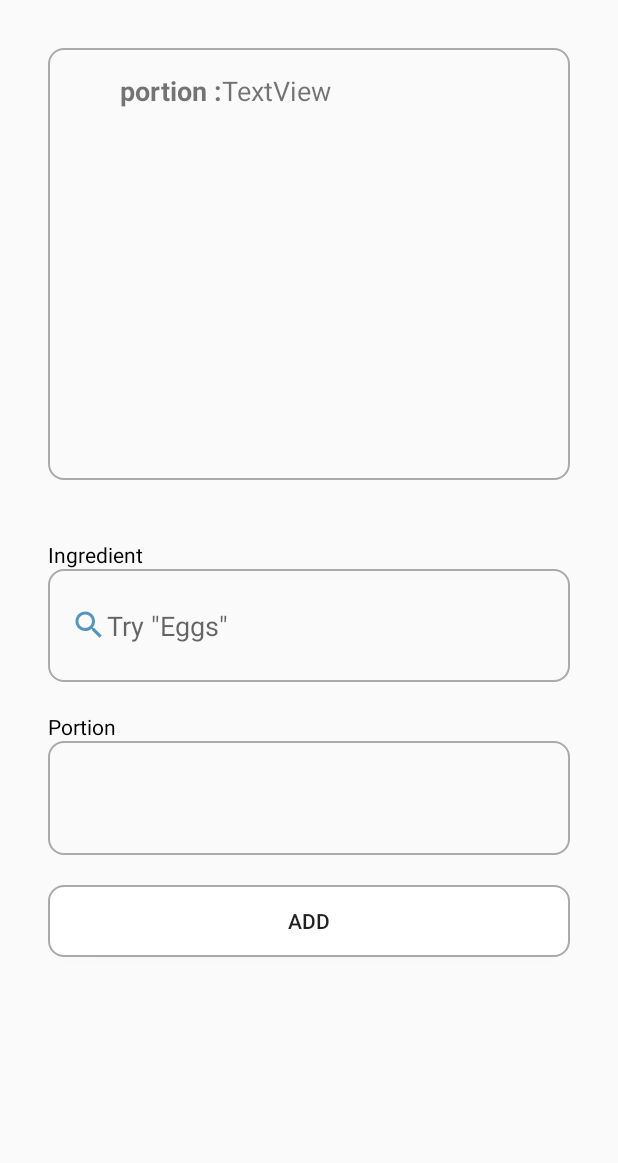
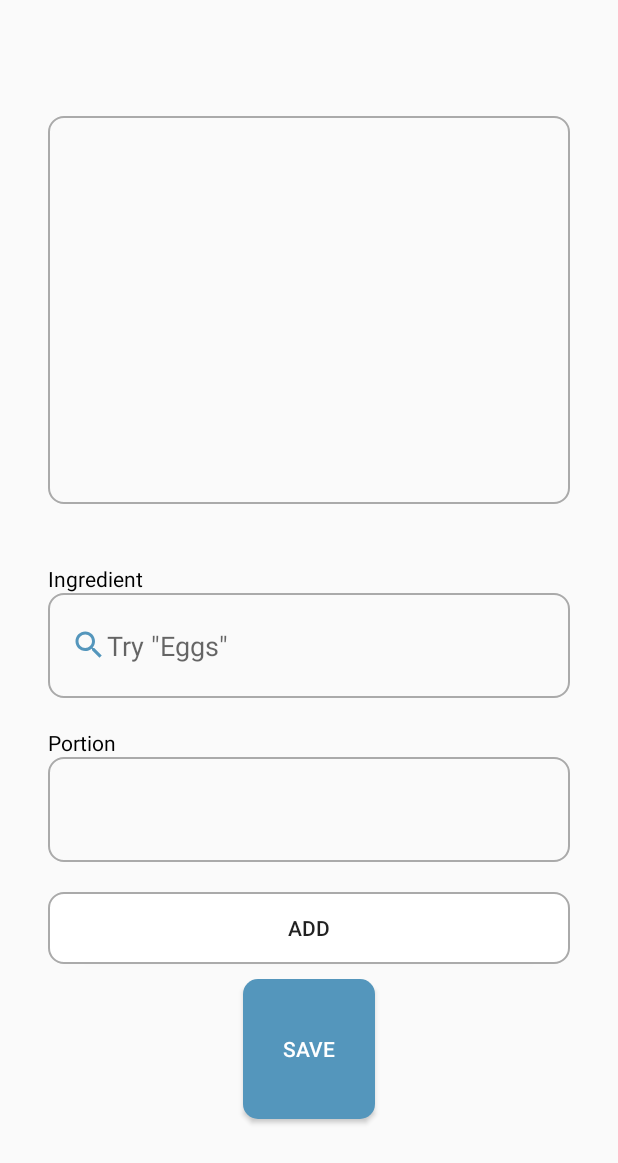
Before and after one commit to TAJMOUTI/AndroidProject, an Android app: the typeData_page screen opened directly, with no data from a screen before it, after a tap on "ADD", on a phone screen of 412 x 824 dp. Shown: the top 1163 px of the screen. Run offline under Robolectric (Android 15) with nearby library versions, the phone set to English and light mode, and no system bars; our stand-ins replace Firebase (no records; nobody signed in at launch, a user with empty details on screens opened directly).

Commit message:
Can save manual typing into database

```diff
--- a/app/src/main/java/com/example/androidproject/typeData_page.java
+++ b/app/src/main/java/com/example/androidproject/typeData_page.java
@@ -11,20 +11,32 @@
 import android.view.ViewGroup;
 import android.widget.Button;
 import android.widget.EditText;
+import android.widget.Toast;
 
+import com.google.android.gms.tasks.OnFailureListener;
+import com.google.android.gms.tasks.OnSuccessListener;
 import com.google.firebase.auth.FirebaseAuth;
 import com.google.firebase.auth.FirebaseUser;
+import com.google.firebase.firestore.DocumentReference;
+import com.google.firebase.firestore.FirebaseFirestore;
 
 import java.util.ArrayList;
+import java.util.Date;
+import java.util.HashMap;
+import java.util.Map;
 
 public class typeData_page extends AppCompatActivity {
 
-    RecyclerView recyclerViewIngredients;
-    EditText editTextTextIngredient;
-    EditText editTextPortion;
-    Button buttonAdd;
-    ArrayList<String> ingredients;
-    ArrayList<Integer> portions;
+    private final static String TAG = "typeData_page";
+    private RecyclerView recyclerViewIngredients;
+    private EditText editTextTextIngredient;
+    private EditText editTextPortion;
+    private Button buttonAdd;
+    private Button btnSave;
+    private ArrayList<String> ingredients;
+    private ArrayList<Integer> portions;
+    private FirebaseFirestore db;
+    private String USER_ID;
 
     @Override
     protected void onCreate(Bundle savedInstanceState) {
@@ -35,8 +47,14 @@
         editTextTextIngredient =    findViewById(R.id.editTextTextIngredient);
         editTextPortion =           findViewById(R.id.editTextPortion);
         buttonAdd =                 findViewById(R.id.buttonAdd);
+        btnSave =                   findViewById(R.id.btnSave);
         ingredients  = new ArrayList<String>();
         portions = new ArrayList<Integer>();
+        db = FirebaseFirestore.getInstance();
+        USER_ID = FirebaseAuth.getInstance().getCurrentUser().getUid();
+
+        editTextTextIngredient.setText("");
+        editTextPortion.setText("");
 
         ingredientsViewAdapter adapter = new ingredientsViewAdapter(this, ingredients, portions);
         recyclerViewIngredients.setAdapter(adapter);
@@ -46,8 +64,10 @@
             @Override
             public void onClick(View v) {
                 String ingredient = editTextTextIngredient.getText().toString();
+                Log.d(TAG, "onClick: " + (ingredient.isEmpty()));
+                Log.d(TAG, "onClick: " + (editTextPortion.getText().toString().isEmpty()));
+                if(!ingredient.isEmpty() && !editTextPortion.getText().toString().isEmpty()) {
                     Integer portion = Integer.valueOf(editTextPortion.getText().toString());
-
                     ingredients.add(ingredient);
                     portions.add(portion);
 
@@ -56,6 +76,37 @@
 
                     editTextTextIngredient.setText("");
                     editTextPortion.setText("");
+                } else Toast.makeText(typeData_page.this, "fill all fields", Toast.LENGTH_LONG).show();
+            }
+        });
+
+        btnSave.setOnClickListener(new View.OnClickListener() {
+            @Override
+            public void onClick(View v) {
+                if(ingredients.size() != 0) {
+                    Map<String, Object> notebook = new HashMap<>();
+                    Log.d(TAG, "onClick: " + ingredients.toString());
+                    notebook.put("list", ingredients);
+                    notebook.put("date", new Date());
+
+                    db.collection("users").document(USER_ID).collection("notebook").add(notebook)
+                            .addOnSuccessListener(new OnSuccessListener<DocumentReference>() {
+                                @Override
+                                public void onSuccess(DocumentReference documentReference) {
+                                    Toast.makeText(typeData_page.this, "Saved !", Toast.LENGTH_SHORT).show();
+                                    finish();
+                                }
+                            })
+                            .addOnFailureListener(new OnFailureListener() {
+                                @Override
+                                public void onFailure(@NonNull Exception e) {
+                                    Toast.makeText(typeData_page.this, "Fail", Toast.LENGTH_SHORT).show();
+                                    Log.d(TAG, "onFailure: " + e.getMessage());
+                                }
+                            });
+                } else {
+                    Toast.makeText(typeData_page.this, "Nothing to save", Toast.LENGTH_LONG).show();
+                }
             }
         });
     }
--- a/app/src/main/res/layout/activity_type_data_page.xml
+++ b/app/src/main/res/layout/activity_type_data_page.xml
@@ -15,6 +15,7 @@
         android:layout_marginBottom="32dp"
         android:orientation="vertical"
         android:weightSum="10"
+        android:gravity="center"
         app:layout_constraintBottom_toBottomOf="parent"
         app:layout_constraintEnd_toEndOf="parent"
         app:layout_constraintStart_toStartOf="parent"
@@ -74,5 +75,15 @@
             android:text="Add"
             android:background="@drawable/btn_alternate"/>
 
+        <Button
+            android:id="@+id/btnSave"
+            android:layout_width="wrap_content"
+            android:layout_height="wrap_content"
+            android:layout_weight="1"
+            android:background="@drawable/btn_primary"
+            android:text="Save"
+            android:layout_marginTop="10dp"
+            android:textColor="#FFFFFF" />
+
     </LinearLayout>
 </androidx.constraintlayout.widget.ConstraintLayout>
```
Also changed, not shown: app/src/main/java/com/example/androidproject/PictureActivity.java (indentation only). Lines whose indentation alone changed are shown as unchanged.
